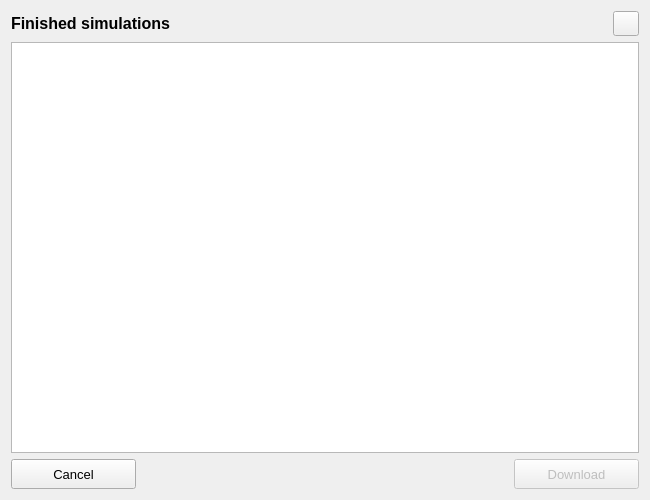
nens/threedi-api-qgis-client, file threedi_models_and_simulations/ui/simulation_results.ui: the form before one commit.
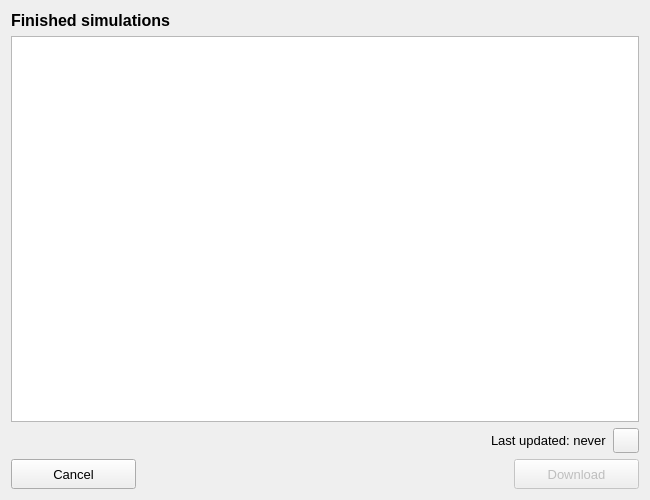
The form after the commit. Icons and pictures are not drawn.

Commit message: Implementing `last updated` label.

The edit to the form file:
```diff
--- a/threedi_models_and_simulations/ui/simulation_results.ui
+++ b/threedi_models_and_simulations/ui/simulation_results.ui
@@ -29,7 +29,7 @@
    <string>Results</string>
   </property>
   <layout class="QGridLayout" name="gridLayout">
-   <item row="2" column="0" colspan="5">
+   <item row="3" column="0" colspan="5">
     <layout class="QGridLayout" name="gridLayout_2">
      <property name="bottomMargin">
       <number>0</number>
@@ -102,16 +102,6 @@
      </item>
     </layout>
    </item>
-   <item row="1" column="0" colspan="5">
-    <widget class="QTreeView" name="tv_finished_sim_tree">
-     <property name="editTriggers">
-      <set>QAbstractItemView::NoEditTriggers</set>
-     </property>
-     <property name="sortingEnabled">
-      <bool>true</bool>
-     </property>
-    </widget>
-   </item>
    <item row="0" column="0">
     <widget class="QLabel" name="label">
      <property name="font">
@@ -127,7 +117,42 @@
      </property>
     </widget>
    </item>
-   <item row="0" column="4">
+   <item row="1" column="0" colspan="5">
+    <widget class="QTreeView" name="tv_finished_sim_tree">
+     <property name="editTriggers">
+      <set>QAbstractItemView::NoEditTriggers</set>
+     </property>
+     <property name="sortingEnabled">
+      <bool>true</bool>
+     </property>
+    </widget>
+   </item>
+   <item row="2" column="0" colspan="5">
+    <layout class="QHBoxLayout" name="horizontalLayout_2">
+     <property name="bottomMargin">
+      <number>0</number>
+     </property>
+     <item>
+      <spacer name="horizontalSpacer_2">
+       <property name="orientation">
+        <enum>Qt::Horizontal</enum>
+       </property>
+       <property name="sizeHint" stdset="0">
+        <size>
+         <width>40</width>
+         <height>20</height>
+        </size>
+       </property>
+      </spacer>
+     </item>
+     <item>
+      <widget class="QLabel" name="label_last_updated">
+       <property name="text">
+        <string>Last updated: never</string>
+       </property>
+      </widget>
+     </item>
+     <item>
     <widget class="QToolButton" name="refresh_btn">
      <property name="toolTip">
       <string>Refresh</string>
@@ -143,6 +168,8 @@
       </size>
      </property>
     </widget>
+     </item>
+    </layout>
    </item>
   </layout>
  </widget>
```
Lines whose indentation alone changed are shown as unchanged. The commit also changes 5 other files.
